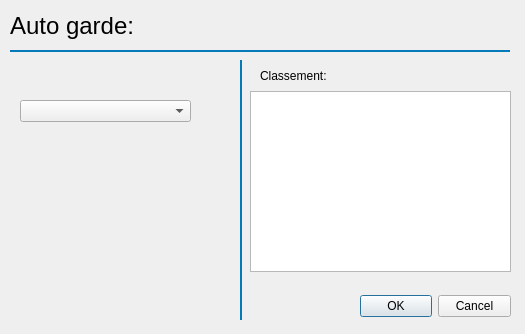
This is user_interfaces/auto_plus.ui in otmanLAHRECHE/Garde_advanced as Qt 5 draws it before an edit. The edited form follows.
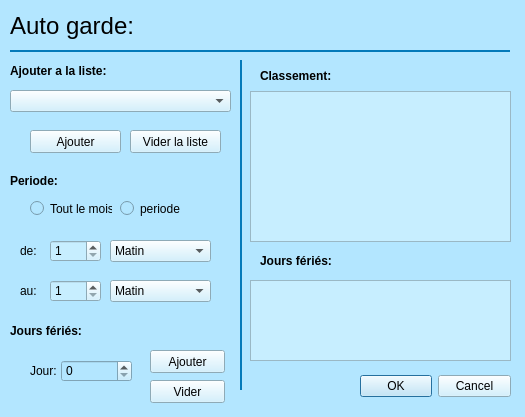
This is the edited form.

```diff
--- a/user_interfaces/auto_plus.ui
+++ b/user_interfaces/auto_plus.ui
@@ -7,21 +7,45 @@
     <x>0</x>
     <y>0</y>
     <width>525</width>
-    <height>334</height>
+    <height>417</height>
    </rect>
   </property>
+  <property name="sizePolicy">
+   <sizepolicy hsizetype="Fixed" vsizetype="Fixed">
+    <horstretch>0</horstretch>
+    <verstretch>0</verstretch>
+   </sizepolicy>
+  </property>
+  <property name="minimumSize">
+   <size>
+    <width>525</width>
+    <height>417</height>
+   </size>
+  </property>
+  <property name="maximumSize">
+   <size>
+    <width>525</width>
+    <height>417</height>
+   </size>
+  </property>
   <property name="windowTitle">
    <string>Dialog</string>
   </property>
+  <property name="styleSheet">
+   <string notr="true">background-color: rgb(179, 230, 255);</string>
+  </property>
   <widget class="QDialogButtonBox" name="buttonBox">
    <property name="geometry">
     <rect>
      <x>360</x>
-     <y>290</y>
+     <y>370</y>
      <width>151</width>
      <height>32</height>
     </rect>
    </property>
+   <property name="styleSheet">
+    <string notr="true">background-color: rgb(199, 238, 255);</string>
+   </property>
    <property name="orientation">
     <enum>Qt::Horizontal</enum>
    </property>
@@ -46,6 +70,9 @@
    <property name="layoutDirection">
     <enum>Qt::LeftToRight</enum>
    </property>
+   <property name="styleSheet">
+    <string notr="true"/>
+   </property>
    <property name="text">
     <string>Auto garde:</string>
    </property>
@@ -87,19 +114,25 @@
      <x>250</x>
      <y>91</y>
      <width>261</width>
-     <height>181</height>
+     <height>151</height>
     </rect>
    </property>
+   <property name="styleSheet">
+    <string notr="true">background-color: rgb(199, 238, 255);</string>
+   </property>
   </widget>
   <widget class="QComboBox" name="comboBox">
    <property name="geometry">
     <rect>
-     <x>20</x>
-     <y>100</y>
-     <width>171</width>
+     <x>10</x>
+     <y>90</y>
+     <width>221</width>
      <height>22</height>
     </rect>
    </property>
+   <property name="styleSheet">
+    <string notr="true">background-color: rgb(199, 238, 255);</string>
+   </property>
   </widget>
   <widget class="QLabel" name="label_2">
    <property name="geometry">
@@ -110,6 +143,12 @@
      <height>21</height>
     </rect>
    </property>
+   <property name="font">
+    <font>
+     <weight>75</weight>
+     <bold>true</bold>
+    </font>
+   </property>
    <property name="text">
     <string>Classement:</string>
    </property>
@@ -120,7 +159,7 @@
      <x>240</x>
      <y>60</y>
      <width>2</width>
-     <height>260</height>
+     <height>330</height>
     </rect>
    </property>
    <property name="sizePolicy">
@@ -145,6 +184,345 @@
     <string notr="true">background-color: rgb(5, 122, 185);</string>
    </property>
   </widget>
+  <widget class="QLabel" name="label_3">
+   <property name="geometry">
+    <rect>
+     <x>10</x>
+     <y>60</y>
+     <width>151</width>
+     <height>21</height>
+    </rect>
+   </property>
+   <property name="font">
+    <font>
+     <weight>75</weight>
+     <bold>true</bold>
+    </font>
+   </property>
+   <property name="text">
+    <string>Ajouter a la liste:</string>
+   </property>
+  </widget>
+  <widget class="QPushButton" name="pushButton">
+   <property name="geometry">
+    <rect>
+     <x>30</x>
+     <y>130</y>
+     <width>91</width>
+     <height>23</height>
+    </rect>
+   </property>
+   <property name="styleSheet">
+    <string notr="true">background-color: rgb(199, 238, 255);</string>
+   </property>
+   <property name="text">
+    <string>Ajouter</string>
+   </property>
+  </widget>
+  <widget class="QPushButton" name="pushButton_3">
+   <property name="geometry">
+    <rect>
+     <x>130</x>
+     <y>130</y>
+     <width>91</width>
+     <height>23</height>
+    </rect>
+   </property>
+   <property name="styleSheet">
+    <string notr="true">background-color: rgb(199, 238, 255);</string>
+   </property>
+   <property name="text">
+    <string>Vider la liste</string>
+   </property>
+  </widget>
+  <widget class="QLabel" name="label_4">
+   <property name="geometry">
+    <rect>
+     <x>10</x>
+     <y>170</y>
+     <width>151</width>
+     <height>21</height>
+    </rect>
+   </property>
+   <property name="font">
+    <font>
+     <weight>75</weight>
+     <bold>true</bold>
+    </font>
+   </property>
+   <property name="text">
+    <string>Periode:</string>
+   </property>
+  </widget>
+  <widget class="QRadioButton" name="radioButton">
+   <property name="geometry">
+    <rect>
+     <x>120</x>
+     <y>200</y>
+     <width>82</width>
+     <height>17</height>
+    </rect>
+   </property>
+   <property name="text">
+    <string>periode</string>
+   </property>
+  </widget>
+  <widget class="QRadioButton" name="radioButton_2">
+   <property name="geometry">
+    <rect>
+     <x>30</x>
+     <y>200</y>
+     <width>82</width>
+     <height>17</height>
+    </rect>
+   </property>
+   <property name="text">
+    <string>Tout le mois</string>
+   </property>
+  </widget>
+  <widget class="QLabel" name="label_5">
+   <property name="enabled">
+    <bool>true</bool>
+   </property>
+   <property name="geometry">
+    <rect>
+     <x>20</x>
+     <y>240</y>
+     <width>21</width>
+     <height>21</height>
+    </rect>
+   </property>
+   <property name="font">
+    <font>
+     <weight>50</weight>
+     <bold>false</bold>
+    </font>
+   </property>
+   <property name="text">
+    <string>de: </string>
+   </property>
+  </widget>
+  <widget class="QLabel" name="label_6">
+   <property name="geometry">
+    <rect>
+     <x>20</x>
+     <y>280</y>
+     <width>21</width>
+     <height>21</height>
+    </rect>
+   </property>
+   <property name="font">
+    <font>
+     <weight>50</weight>
+     <bold>false</bold>
+    </font>
+   </property>
+   <property name="text">
+    <string>au:</string>
+   </property>
+  </widget>
+  <widget class="QSpinBox" name="spinBox">
+   <property name="geometry">
+    <rect>
+     <x>50</x>
+     <y>240</y>
+     <width>51</width>
+     <height>22</height>
+    </rect>
+   </property>
+   <property name="styleSheet">
+    <string notr="true">background-color: rgb(199, 238, 255);</string>
+   </property>
+   <property name="minimum">
+    <number>1</number>
+   </property>
+   <property name="maximum">
+    <number>31</number>
+   </property>
+  </widget>
+  <widget class="QComboBox" name="comboBox_2">
+   <property name="geometry">
+    <rect>
+     <x>110</x>
+     <y>240</y>
+     <width>101</width>
+     <height>22</height>
+    </rect>
+   </property>
+   <property name="styleSheet">
+    <string notr="true">background-color: rgb(199, 238, 255);</string>
+   </property>
+   <item>
+    <property name="text">
+     <string>Matin</string>
+    </property>
+   </item>
+   <item>
+    <property name="text">
+     <string>Nuit</string>
+    </property>
+   </item>
+  </widget>
+  <widget class="QSpinBox" name="spinBox_2">
+   <property name="geometry">
+    <rect>
+     <x>50</x>
+     <y>280</y>
+     <width>51</width>
+     <height>22</height>
+    </rect>
+   </property>
+   <property name="styleSheet">
+    <string notr="true">background-color: rgb(199, 238, 255);</string>
+   </property>
+   <property name="buttonSymbols">
+    <enum>QAbstractSpinBox::UpDownArrows</enum>
+   </property>
+   <property name="minimum">
+    <number>1</number>
+   </property>
+   <property name="maximum">
+    <number>31</number>
+   </property>
+  </widget>
+  <widget class="QComboBox" name="comboBox_3">
+   <property name="geometry">
+    <rect>
+     <x>110</x>
+     <y>280</y>
+     <width>101</width>
+     <height>22</height>
+    </rect>
+   </property>
+   <property name="styleSheet">
+    <string notr="true">background-color: rgb(199, 238, 255);</string>
+   </property>
+   <item>
+    <property name="text">
+     <string>Matin</string>
+    </property>
+   </item>
+   <item>
+    <property name="text">
+     <string>Nuit</string>
+    </property>
+   </item>
+  </widget>
+  <widget class="QLabel" name="label_7">
+   <property name="geometry">
+    <rect>
+     <x>10</x>
+     <y>320</y>
+     <width>151</width>
+     <height>21</height>
+    </rect>
+   </property>
+   <property name="font">
+    <font>
+     <weight>75</weight>
+     <bold>true</bold>
+    </font>
+   </property>
+   <property name="text">
+    <string>Jours fériés:</string>
+   </property>
+  </widget>
+  <widget class="QLabel" name="label_8">
+   <property name="geometry">
+    <rect>
+     <x>260</x>
+     <y>250</y>
+     <width>111</width>
+     <height>21</height>
+    </rect>
+   </property>
+   <property name="font">
+    <font>
+     <weight>75</weight>
+     <bold>true</bold>
+    </font>
+   </property>
+   <property name="text">
+    <string>Jours fériés:</string>
+   </property>
+  </widget>
+  <widget class="QListView" name="listView_2">
+   <property name="geometry">
+    <rect>
+     <x>250</x>
+     <y>280</y>
+     <width>261</width>
+     <height>81</height>
+    </rect>
+   </property>
+   <property name="styleSheet">
+    <string notr="true">background-color: rgb(199, 238, 255);</string>
+   </property>
+  </widget>
+  <widget class="QSpinBox" name="spinBox_3">
+   <property name="geometry">
+    <rect>
+     <x>61</x>
+     <y>360</y>
+     <width>71</width>
+     <height>22</height>
+    </rect>
+   </property>
+  </widget>
+  <widget class="QLabel" name="label_9">
+   <property name="enabled">
+    <bool>true</bool>
+   </property>
+   <property name="geometry">
+    <rect>
+     <x>30</x>
+     <y>360</y>
+     <width>31</width>
+     <height>21</height>
+    </rect>
+   </property>
+   <property name="font">
+    <font>
+     <weight>50</weight>
+     <bold>false</bold>
+    </font>
+   </property>
+   <property name="text">
+    <string>Jour:</string>
+   </property>
+  </widget>
+  <widget class="QPushButton" name="pushButton_2">
+   <property name="geometry">
+    <rect>
+     <x>150</x>
+     <y>350</y>
+     <width>75</width>
+     <height>23</height>
+    </rect>
+   </property>
+   <property name="styleSheet">
+    <string notr="true">background-color: rgb(199, 238, 255);</string>
+   </property>
+   <property name="text">
+    <string>Ajouter</string>
+   </property>
+  </widget>
+  <widget class="QPushButton" name="pushButton_4">
+   <property name="geometry">
+    <rect>
+     <x>150</x>
+     <y>380</y>
+     <width>75</width>
+     <height>23</height>
+    </rect>
+   </property>
+   <property name="styleSheet">
+    <string notr="true">background-color: rgb(199, 238, 255);</string>
+   </property>
+   <property name="text">
+    <string>Vider</string>
+   </property>
+  </widget>
  </widget>
  <resources/>
  <connections>
```
